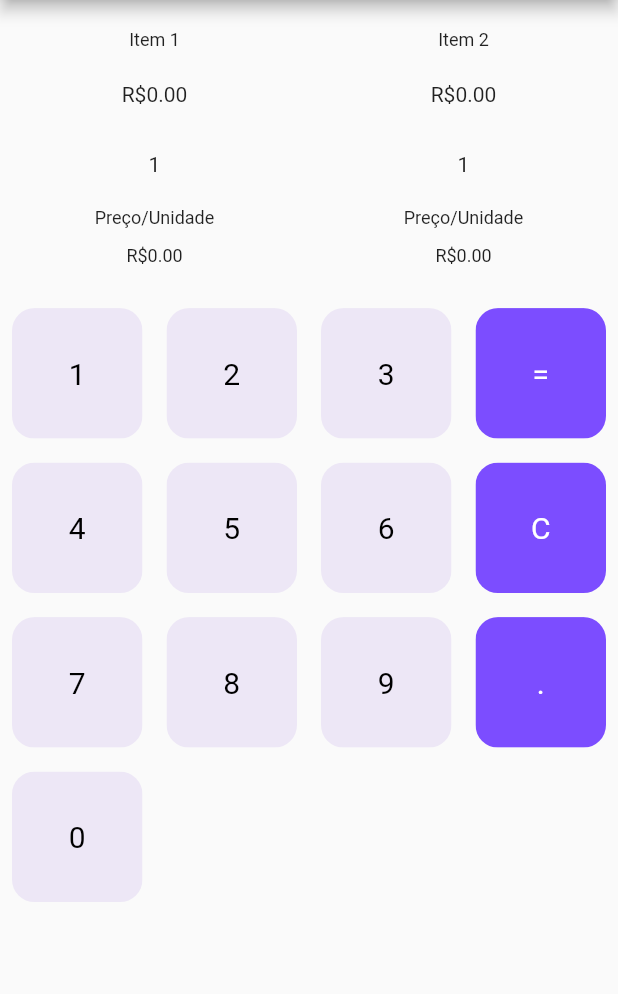
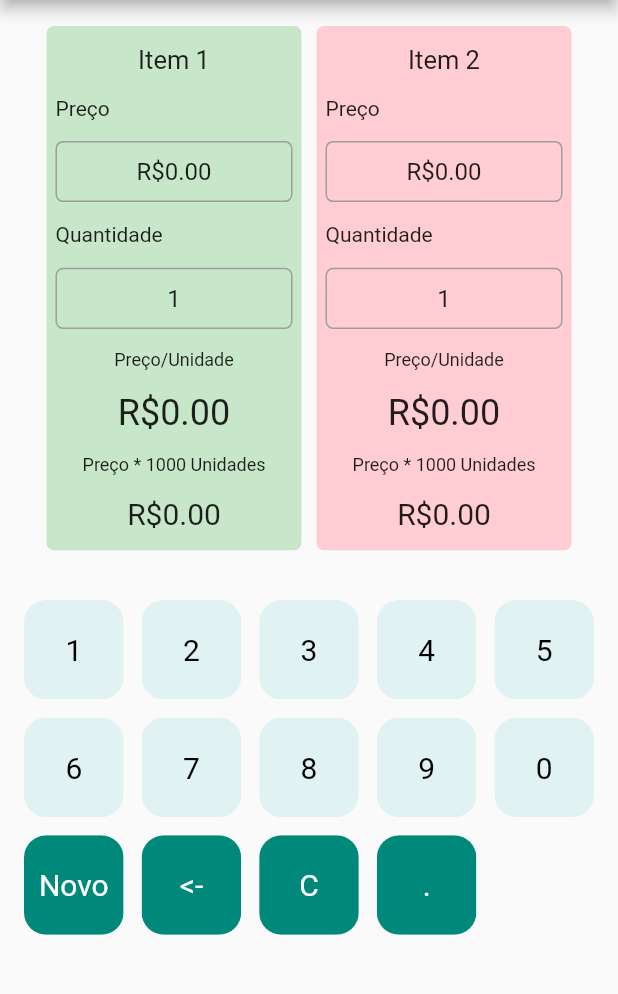
Before and after one commit to yamadathamine/compara_precos, a Flutter app: the screen it shows after launch, after a tap on an icon or button, on a phone screen of 412 x 824 dp, the part 84-1078 px from its top. Run offline on Flutter 3.47's test engine with Material 2 defaults, Android fonts, the phone set to English and light mode, and no system bars; our stand-ins replace flutter_masked_text.

Commit message:
Melhorando o layout, agrupando funcoes, mostrando qual eh o item que mais vale a pena comprar.

```diff
--- a/lib/buttons.dart
+++ b/lib/buttons.dart
@@ -13,7 +13,7 @@ class MyButton extends StatelessWidget {
     return GestureDetector(
         onTap: buttonTapped,
         child: Padding(
-          padding: const EdgeInsets.all(8.0),
+          padding: const EdgeInsets.all(6.0),
           child: ClipRRect(
             borderRadius: BorderRadius.circular(15),
             child: Container(
--- a/lib/main.dart
+++ b/lib/main.dart
@@ -1,4 +1,5 @@
 import 'package:compara_precos/buttons.dart';
+import 'package:flutter/cupertino.dart';
 import 'package:flutter/material.dart';
 import 'package:flutter_masked_text/flutter_masked_text.dart';
 
@@ -36,109 +37,143 @@ class _MyHomePageState extends State<MyHomePage> {
   String item2PriceFormated = '0';
   String item1Quantity = '1';
   String item2Quantity = '1';
-  String item1PriceCalc = '';
-  String item2PriceCalc = '';
-  MoneyMaskedTextController moneyMasked = new MoneyMaskedTextController(
-      decimalSeparator: '.', thousandSeparator: ',', leftSymbol: 'R\$');
+  String item1PriceCalc = 'R\$0.00';
+  String item2PriceCalc = 'R\$0.00';
+  String item1PriceCalc1000 = 'R\$0.00';
+  String item2PriceCalc1000 = 'R\$0.00';
+  Color statusItem1 = Colors.transparent;
+  Color statusItem2= Colors.transparent;
+  Color buttonColor1 = Colors.teal[600];
+  Color buttonTextColor1 = Colors.white;
+  Color buttonColor2 = Colors.teal[50];
+  Color buttonTextColor2 = Colors.black;
   int itemSelecionado = 0;
   final String moneyFormat = r'R$ 00,00';
   final List<String> buttons = [
     '1',
     '2',
     '3',
-    '=',
     '4',
     '5',
     '6',
-    'C',
     '7',
     '8',
     '9',
+    '0',
+    'Novo',
+    '<-',
+    'C',
     '.',
-    '0'
   ];
+
+  String formataDinheiro(String valor) {
+    MoneyMaskedTextController moneyMasked = new MoneyMaskedTextController(
+        decimalSeparator: '.', thousandSeparator: ',', leftSymbol: 'R\$');
+
+    moneyMasked.updateValue(double.parse(valor));
+    return moneyMasked.text;
+  }
 
   @override
   Widget build(BuildContext context) {
-    moneyMasked.updateValue(double.parse(item1Price));
-    item1PriceFormated = moneyMasked.text;
-    moneyMasked.updateValue(double.parse(item2Price));
-    item2PriceFormated = moneyMasked.text;
-    Widget itemSection = Container(
-      child: Row(
-        mainAxisAlignment: MainAxisAlignment.spaceAround,
-        children: [
-          _buildItemColumn('Item 1', item1PriceFormated, item1Quantity, 1, item1PriceCalc),
-          _buildItemColumn('Item 2', item2PriceFormated, item2Quantity, 3, item2PriceCalc),
-        ],
-      ),
-    );
+    item1PriceFormated = formataDinheiro(item1Price);
+    item2PriceFormated = formataDinheiro(item2Price);
 
-    void calculaPrecoUnidade(){
+    void calculaPrecoUnidade() {
       double _quantity;
-      if (item1Quantity=='0'){
+      double _result1;
+      double _result2;
+      if (item1Quantity == '0') {
         _quantity = 1;
       } else {
         _quantity = double.parse(item1Quantity);
       }
-      moneyMasked.updateValue(double.parse(item1Price)/_quantity);
-      item1PriceCalc = moneyMasked.text;
-      if (item2Quantity=='0'){
+      _result1 = double.parse(item1Price) / _quantity;
+      item1PriceCalc = formataDinheiro(_result1.toString());
+      item1PriceCalc1000 = formataDinheiro((_result1 * 1000).toString());
+      if (item2Quantity == '0') {
         _quantity = 1;
       } else {
         _quantity = double.parse(item2Quantity);
       }
-      moneyMasked.updateValue(double.parse(item2Price)/_quantity);
-      item2PriceCalc = moneyMasked.text;
+      _result2 = double.parse(item2Price) / _quantity;
+      item2PriceCalc = formataDinheiro(_result2.toString());
+      item2PriceCalc1000 = formataDinheiro((_result2 * 1000).toString());
+      if(_result1 > _result2) {
+        statusItem1 = Colors.red[100];
+        statusItem2 = Colors.green[100];
+      }
+      else{
+        statusItem2 = Colors.red[100];
+        statusItem1 = Colors.green[100];
+      }
+    }
+
+    String adicionaDigito(String numAtual, String novoDigito) {
+      if (numAtual == '0') {
+        numAtual = '';
+      }
+      return numAtual + novoDigito;
+    }
+
+    String removeUltimoDigito(String numAtual) {
+      if (numAtual.length > 0) {
+        numAtual = numAtual.substring(0, numAtual.length - 1);
+      }
+      if (numAtual.length == 0) {
+        numAtual = '0';
+      }
+      return numAtual;
+    }
+
+    String atualizaPreco(String precoAtual, String novoDigito) {
+      if (!precoAtual.contains(new RegExp(r'\d+\.\d{2}$'))) {
+        precoAtual = adicionaDigito(precoAtual, novoDigito);
+      }
+      return precoAtual;
     }
 
     Widget buttonSection = Expanded(
-      flex: 2,
+      flex: 1,
       child: Container(
+        padding: EdgeInsets.all(10),
           child: GridView.builder(
         itemCount: buttons.length,
         gridDelegate:
-            SliverGridDelegateWithFixedCrossAxisCount(crossAxisCount: 4),
+            SliverGridDelegateWithFixedCrossAxisCount(crossAxisCount: 5),
         itemBuilder: (BuildContext context, int index) {
-          if (index == 3) {
+          if (index == 10) {
             return MyButton(
               buttonTapped: () {
                 setState(() {
-                  if (itemSelecionado == 1) {
-                    item1Price += buttons[index];
-                    moneyMasked.updateValue(double.parse(item1Price));
-                    item1PriceFormated = moneyMasked.text;
-                  } else if (itemSelecionado == 2) {
-                    item1Quantity += buttons[index];
-                  } else if (itemSelecionado == 3) {
-                    item2Price += buttons[index];
-                    item2PriceFormated = MaskedTextController(
-                            text: item2Price, mask: moneyFormat)
-                        .text;
-                  } else if (itemSelecionado == 4) {
-                    item2Quantity += buttons[index];
-                  }
+                  item1Price = '0';
+                  item1PriceFormated = formataDinheiro(item1Price);
+                  item1Quantity = '0';
+                  item2Price = '0';
+                  item2PriceFormated = formataDinheiro(item2Price);
+                  item2Quantity = '0';
                   calculaPrecoUnidade();
+                  statusItem1 = Colors.transparent;
+                  statusItem2 = Colors.transparent;
                 });
               },
-              color: Colors.deepPurpleAccent,
-              textColor: Colors.white,
+              color: buttonColor1,
+              textColor: buttonTextColor1,
               buttonText: buttons[index],
             );
-          } else if (index == 11) {
+          } else if (index == 13) {
             //ponto
             return MyButton(
               buttonTapped: () {
                 setState(() {
                   if (itemSelecionado == 1 && !item1Price.contains('.')) {
                     item1Price += buttons[index];
-                    moneyMasked.updateValue(double.parse(item1Price));
-                    item1PriceFormated = moneyMasked.text;
+                    item1PriceFormated = formataDinheiro(item1Price);
                   } else if (itemSelecionado == 3 &&
                       !item2Price.contains('.')) {
                     item2Price += buttons[index];
-                    moneyMasked.updateValue(double.parse(item2Price));
-                    item2PriceFormated = moneyMasked.text;
+                    item2PriceFormated = formataDinheiro(item2Price);
+                    ;
                   } else if (itemSelecionado == 2 &&
                       !item1Quantity.contains('.')) {
                     item1Quantity += buttons[index];
@@ -149,53 +184,52 @@ class _MyHomePageState extends State<MyHomePage> {
                   calculaPrecoUnidade();
                 });
               },
-              color: Colors.deepPurpleAccent,
-              textColor: Colors.white,
+              color: buttonColor1,
+              textColor: buttonTextColor1,
               buttonText: buttons[index],
             );
-          } else if (index == 7) {
-            //clear
+          } else if (index == 11) {
             return MyButton(
               buttonTapped: () {
                 setState(() {
                   if (itemSelecionado == 1) {
-                    if (item1Price.length > 0) {
-                      item1Price =
-                          item1Price.substring(0, item1Price.length - 1);
-                    }
-                    if (item1Price.length == 0) {
-                      item1Price = '0';
-                    }
-                    moneyMasked.updateValue(double.parse(item1Price));
-                    item1PriceFormated = moneyMasked.text;
+                    item1Price = removeUltimoDigito(item1Price);
+                    item1PriceFormated = formataDinheiro(item1Price);
                   } else if (itemSelecionado == 2) {
-                    item1Quantity =
-                        item1Quantity.substring(0, item1Quantity.length - 1);
-                    if (item1Quantity.length == 0) {
-                      item1Quantity = '0';
-                    }
+                    item1Quantity = removeUltimoDigito(item1Quantity);
                   } else if (itemSelecionado == 3) {
-                    if (item2Price.length > 0) {
-                      item2Price =
-                          item2Price.substring(0, item2Price.length - 1);
-                    }
-                    if (item2Price.length == 0) {
-                      item2Price = '0';
-                    }
-                    moneyMasked.updateValue(double.parse(item2Price));
-                    item2PriceFormated = moneyMasked.text;
+                    item2Price = removeUltimoDigito(item2Price);
+                    item2PriceFormated = formataDinheiro(item2Price);
                   } else if (itemSelecionado == 4) {
-                    item2Quantity =
-                        item2Quantity.substring(0, item2Quantity.length - 1);
-                    if (item2Quantity.length == 0) {
-                      item2Quantity = '0';
-                    }
+                    item2Quantity = removeUltimoDigito(item2Quantity);
                   }
                   calculaPrecoUnidade();
                 });
               },
-              color: Colors.deepPurpleAccent,
-              textColor: Colors.white,
+              color: buttonColor1,
+              textColor: buttonTextColor1,
+              buttonText: buttons[index],
+            );
+          } else if (index == 12) {
+            return MyButton(
+              buttonTapped: () {
+                setState(() {
+                  if (itemSelecionado == 1) {
+                    item1Price = '';
+                    item1PriceFormated = formataDinheiro(item1Price);
+                  } else if (itemSelecionado == 2) {
+                    item1Quantity = '0';
+                  } else if (itemSelecionado == 3) {
+                    item2Price = '0';
+                    item2PriceFormated = formataDinheiro(item2Price);
+                  } else if (itemSelecionado == 4) {
+                    item2Quantity = '0';
+                  }
+                  calculaPrecoUnidade();
+                });
+              },
+              color: buttonColor1,
+              textColor: buttonTextColor1,
               buttonText: buttons[index],
             );
           } else {
@@ -203,39 +237,23 @@ class _MyHomePageState extends State<MyHomePage> {
               buttonTapped: () {
                 setState(() {
                   if (itemSelecionado == 1) {
-                    if (!item1Price.contains(new RegExp(r'\d+\.\d{2}$'))) {
-                      if (item1Price == '0') {
-                        item1Price = '';
-                      }
-                      item1Price += buttons[index];
-                      moneyMasked.updateValue(double.parse(item1Price));
-                      item1PriceFormated = moneyMasked.text;
-                    }
+                    item1Price = atualizaPreco(item1Price, buttons[index]);
+                    item1PriceFormated = formataDinheiro(item1Price);
                   } else if (itemSelecionado == 2) {
-                    if (item1Quantity == '0') {
-                      item1Quantity = '';
-                    }
-                    item1Quantity += buttons[index];
+                    item1Quantity =
+                        adicionaDigito(item1Quantity, buttons[index]);
                   } else if (itemSelecionado == 3) {
-                    if (!item1Price.contains(new RegExp(r'\d+\.\d{2}$'))) {
-                      if (item2Price == '0') {
-                        item2Price = '';
-                      }
-                      item2Price += buttons[index];
-                      moneyMasked.updateValue(double.parse(item2Price));
-                      item2PriceFormated = moneyMasked.text;
-                    }
+                    item2Price = atualizaPreco(item2Price, buttons[index]);
+                    item2PriceFormated = formataDinheiro(item2Price);
                   } else if (itemSelecionado == 4) {
-                    if (item2Quantity == '0') {
-                      item2Quantity = '';
-                    }
-                    item2Quantity += buttons[index];
+                    item2Quantity =
+                        adicionaDigito(item2Quantity, buttons[index]);
                   }
                   calculaPrecoUnidade();
                 });
               },
-              color: Colors.deepPurple[50],
-              textColor: Colors.black,
+              color: buttonColor2,
+              textColor: buttonTextColor2,
               buttonText: buttons[index],
             );
           }
@@ -243,41 +261,70 @@ class _MyHomePageState extends State<MyHomePage> {
       )),
     );
 
+    Widget itemSection = Expanded(
+        flex: 1,
+        child: Container(
+          padding: const EdgeInsets.all(6.0),
+          child: Row(
+            mainAxisAlignment: MainAxisAlignment.center,
+            children: [
+              _buildItemColumn('Item 1', item1PriceFormated, item1Quantity, 1,
+                  item1PriceCalc, statusItem1, item1PriceCalc1000),
+              _buildItemColumn('Item 2', item2PriceFormated, item2Quantity, 3,
+                  item2PriceCalc, statusItem2, item2PriceCalc1000),
+            ],
+          ),
+        ));
+
     return Scaffold(
       appBar: AppBar(
         title: Text(widget.title),
       ),
-      body: Center(
-        child: Column(
+      body:  Column(
           mainAxisSize: MainAxisSize.max,
           mainAxisAlignment: MainAxisAlignment.start,
           children: <Widget>[
             itemSection,
             buttonSection,
           ],
-        ),
       ),
     );
   }
 
-  Container _buildItemColumn(
-      String label, String price, String quantity, int indice, String priceQuantity) {
+  Container _buildItemColumn(String label, String price, String quantity,
+      int indice, String priceQuantity, Color statusItem, String priceQuantity1000) {
     return Container(
-      padding: const EdgeInsets.all(4.0),
-      margin: EdgeInsets.all(5),
+      decoration: BoxDecoration(
+        border: Border.all(color: statusItem),
+        borderRadius: BorderRadius.circular(5),
+        color: statusItem,
+      ),
+      margin: EdgeInsets.only(left: 5, right: 5),
+      padding: EdgeInsets.all(5),
       constraints: BoxConstraints.expand(
-        height: Theme.of(context).textTheme.headline4.fontSize * 1.1 + 150.0,
+        height: Theme.of(context).textTheme.headline3.fontSize * 1.1 +300.0,
         width: 170,
       ),
       child: Column(
           mainAxisSize: MainAxisSize.min,
-          mainAxisAlignment: MainAxisAlignment.spaceEvenly,
+          mainAxisAlignment: MainAxisAlignment.spaceAround,
           children: [
             Text(
               label,
               style: TextStyle(
-                fontSize: 12,
-                fontWeight: FontWeight.w400,
+                fontSize: Theme.of(context).textTheme.subtitle1.fontSize + 1,
+              ),
+            ),
+            Container(
+              alignment: Alignment.centerLeft,
+              constraints: BoxConstraints.expand(
+                height: Theme.of(context).textTheme.subtitle1.fontSize,
+              ),
+              child: Text(
+                'Preço',
+                style: TextStyle(
+                  fontSize: Theme.of(context).textTheme.subtitle2.fontSize,
+                ),
               ),
             ),
             GestureDetector(
@@ -287,11 +334,31 @@ class _MyHomePageState extends State<MyHomePage> {
                 });
               },
               child: Container(
-                color: itemSelecionado == indice
-                    ? Colors.amber
-                    : Colors.transparent,
+                alignment: Alignment.center,
+                decoration: BoxDecoration(
+                  border: Border.all(color: itemSelecionado == indice
+                      ? Colors.blue
+                      : Colors.grey,
+                      width: itemSelecionado == indice? 2 : 1),
+                  borderRadius: BorderRadius.circular(5),
+                ),
+                constraints: BoxConstraints.expand(
+                  height: Theme.of(context).textTheme.headline4.fontSize * 1.2,
+                ),
                 padding: EdgeInsets.all(10),
-                child: Text(price),
+                child: Text(price, style: TextStyle(fontSize: Theme.of(context).textTheme.subtitle1.fontSize),),
+              ),
+            ),
+            Container(
+              alignment: Alignment.centerLeft,
+              constraints: BoxConstraints.expand(
+                height: Theme.of(context).textTheme.subtitle1.fontSize,
+              ),
+              child: Text(
+                'Quantidade',
+                style: TextStyle(
+                  fontSize: Theme.of(context).textTheme.subtitle2.fontSize,
+                ),
               ),
             ),
             GestureDetector(
@@ -301,11 +368,20 @@ class _MyHomePageState extends State<MyHomePage> {
                   });
                 },
                 child: Container(
-                  color: itemSelecionado == indice + 1
-                      ? Colors.amber
-                      : Colors.transparent,
+                  alignment: Alignment.center,
+                  decoration: BoxDecoration(
+                    border: Border.all(color: itemSelecionado == indice + 1
+                        ? Colors.blue
+                        : Colors.grey,
+                        width: itemSelecionado == indice + 1? 2 : 1),
+                    borderRadius: BorderRadius.circular(5),
+                  ),
+                  constraints: BoxConstraints.expand(
+                    height:
+                        Theme.of(context).textTheme.headline4.fontSize * 1.2,
+                  ),
                   padding: EdgeInsets.all(10),
-                  child: Text(quantity),
+                  child: Text(quantity, style: TextStyle(fontSize: Theme.of(context).textTheme.subtitle1.fontSize),),
                 )),
             Text(
               "Preço/Unidade",
@@ -317,7 +393,21 @@ class _MyHomePageState extends State<MyHomePage> {
             Text(
               priceQuantity,
               style: TextStyle(
+                fontSize: Theme.of(context).textTheme.headline5.fontSize,
+                fontWeight: FontWeight.w400,
+              ),
+            ),
+            Text(
+              "Preço * 1000 Unidades",
+              style: TextStyle(
                 fontSize: 12,
+                fontWeight: FontWeight.w400,
+              ),
+            ),
+            Text(
+              priceQuantity1000,
+              style: TextStyle(
+                fontSize: Theme.of(context).textTheme.headline6.fontSize,
                 fontWeight: FontWeight.w400,
               ),
             ),
```
